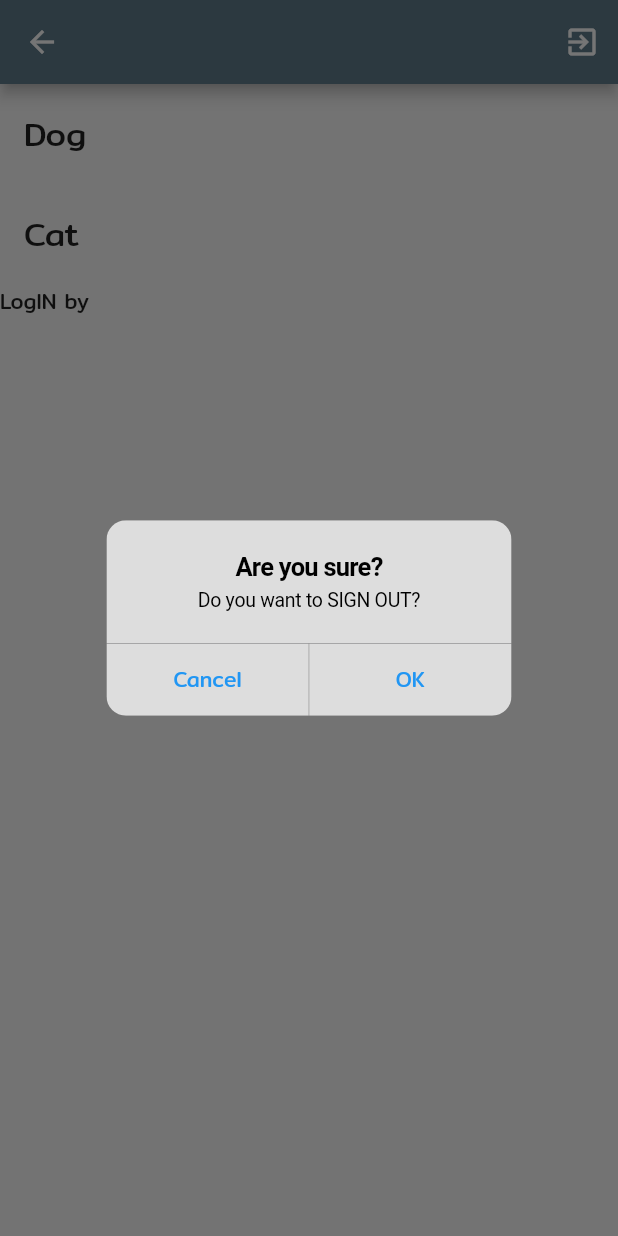
After one commit to 5910450336/OwnDog, a Flutter app: the ProfilePage screen opened directly, after a tap on the "exit to app" icon, on a phone screen of 412 x 824 dp. The commit adds this screen. Run offline on Flutter 3.47's test engine with Material 2 defaults, Android fonts, the phone set to English and light mode, and no system bars; our stand-ins replace firebase_auth; accounts and stored records are empty; network calls fail.

Commit message:
do ProfilePage a little, create folder screen

```diff
--- a/lib/main.dart
+++ b/lib/main.dart
@@ -1,5 +1,5 @@
 import 'package:flutter/material.dart';
-import 'package:own_dog/loginPage.dart';
+import 'package:own_dog/screens/loginPage.dart';
 
 void main() => runApp(MyApp());
 
@@ -11,6 +11,7 @@ class MyApp extends StatelessWidget {
       title: 'Flutter Demo',
       theme: ThemeData(
         primarySwatch: Colors.blueGrey,
+        fontFamily: 'Mitr',
       ),
       home: LoginPage(),
     );
--- a/lib/loginPage.dart
+++ b/lib/screens/loginPage.dart
@@ -1,7 +1,7 @@
 import 'package:firebase_auth/firebase_auth.dart';
 import 'package:flutter/material.dart';
-import 'package:own_dog/homePage.dart';
-import 'package:own_dog/registerPage.dart';
+import 'package:own_dog/screens/homePage.dart';
+import 'package:own_dog/screens/registerPage.dart';
 
 class LoginPage extends StatefulWidget {
   @override
--- /dev/null
+++ b/lib/screens/profilePage.dart
@@ -0,0 +1,149 @@
+import 'package:flutter/cupertino.dart';
+import 'package:flutter/material.dart';
+import 'package:firebase_auth/firebase_auth.dart';
+import 'package:own_dog/screens/loginPage.dart';
+
+class ProfilePage extends StatefulWidget {
+  @override
+  _ProfilePageState createState() => _ProfilePageState();
+}
+
+class _ProfilePageState extends State<ProfilePage> {
+  //Explicit
+  String login = '...';
+  String phone = '...';
+
+  //Method
+  @override
+  void initState() {
+    super.initState();
+    findDisplayName();
+  }
+
+  Future<void> findDisplayName() async {
+    FirebaseAuth firebaseAuth = FirebaseAuth.instance;
+    FirebaseUser firebaseUser =
+        await firebaseAuth.currentUser(); // ดึง data ที่ user login ในขณะมา
+    setState(() { // ทำการ setstate refresh ใหม่
+      login = firebaseUser.displayName;
+    });
+    print('Login = $login\nPhone = $phone');
+  }
+
+  Widget showLogin() {
+    return Text('LogIN by $login');
+  }
+
+  Widget signOutButton() {
+    return IconButton(
+      icon: Icon(Icons.exit_to_app),
+      tooltip: 'Sign Out',
+      onPressed: () {
+        myAlert();
+      },
+    );
+  }
+
+  void myAlert() {
+    showDialog(
+        context: context,
+        builder: (BuildContext context) {
+          return CupertinoAlertDialog(
+            title: Text('Are you sure?'),
+            content: Text('Do you want to SIGN OUT?'),
+            actions: <Widget>[
+              cancelButton(),
+              okButton(),
+            ],
+          );
+        });
+  }
+
+  Widget okButton() {
+    return FlatButton(
+      child: Text(
+        'OK',
+        style: TextStyle(color: Colors.blue),
+      ),
+      onPressed: () {
+        Navigator.of(context).pop();
+        processSignOut();
+      },
+    );
+  }
+
+  Future<void> processSignOut() async {
+    // method sign out
+    FirebaseAuth firebaseAuth = FirebaseAuth.instance;
+    await firebaseAuth.signOut().then((response) {
+      MaterialPageRoute materialPageRoute =
+          MaterialPageRoute(builder: (BuildContext context) => LoginPage());
+      Navigator.of(context).pushAndRemoveUntil(
+          materialPageRoute, (Route<dynamic> route) => false);
+    });
+  }
+
+  Widget cancelButton() {
+    return FlatButton(
+      child: Text(
+        'Cancel',
+        style: TextStyle(color: Colors.blue),
+      ),
+      onPressed: () {
+        Navigator.of(context).pop();
+      },
+    );
+  }
+
+  Future<void> _neverSatisfied() async {
+    return showDialog<void>(
+      context: context,
+      barrierDismissible: false, // user must tap button!
+      builder: (BuildContext context) {
+        return AlertDialog(
+          title: Text('Rewind and remember'),
+          content: SingleChildScrollView(
+            child: ListBody(
+              children: <Widget>[
+                Text('You will never be satisfied.'),
+                Text('You\’re like me. I’m never satisfied.'),
+              ],
+            ),
+          ),
+          actions: <Widget>[
+            FlatButton(
+              child: Text('Regret'),
+              onPressed: () {
+                Navigator.of(context).pop();
+              },
+            ),
+          ],
+        );
+      },
+    );
+  }
+
+  Widget buildAnimalListItem(BuildContext context, String name) {
+    return Container(
+        padding: EdgeInsets.all(16),
+        child: Text(name, style: TextStyle(fontSize: 22)));
+  }
+
+  @override
+  Widget build(BuildContext context) {
+    return Scaffold(
+      appBar: AppBar(
+        actions: <Widget>[
+          signOutButton(),
+        ],
+      ),
+      body: ListView(
+        children: <Widget>[
+          buildAnimalListItem(context, "Dog"),
+          buildAnimalListItem(context, "Cat"),
+          showLogin(),
+        ],
+      ),
+    );
+  }
+}
--- a/lib/registerPage.dart
+++ b/lib/screens/registerPage.dart
@@ -1,7 +1,7 @@
 import 'package:flutter/material.dart';
 import 'package:firebase_auth/firebase_auth.dart';
 import 'package:flutter/services.dart';
-import 'package:own_dog/homePage.dart';
+import 'package:own_dog/screens/homePage.dart';
 
 class RegisterPage extends StatefulWidget {
   @override
@@ -233,7 +233,7 @@ class _RegisterPageState extends State<RegisterPage> {
         }
       },
       onSaved: (String value) {
-        nameString = value.trim(); // ตัดช่องว่างอัตโนมัติ
+        phoneString = value.trim(); // ใส่ค่า phone
       },
     );
   }
```
Also changed, not shown: lib/homePage.dart (deleted, +0 -81 lines), lib/screens/homePage.dart (added, +39 -0 lines), lib/showListDog.dart (added, +25 -0 lines).
